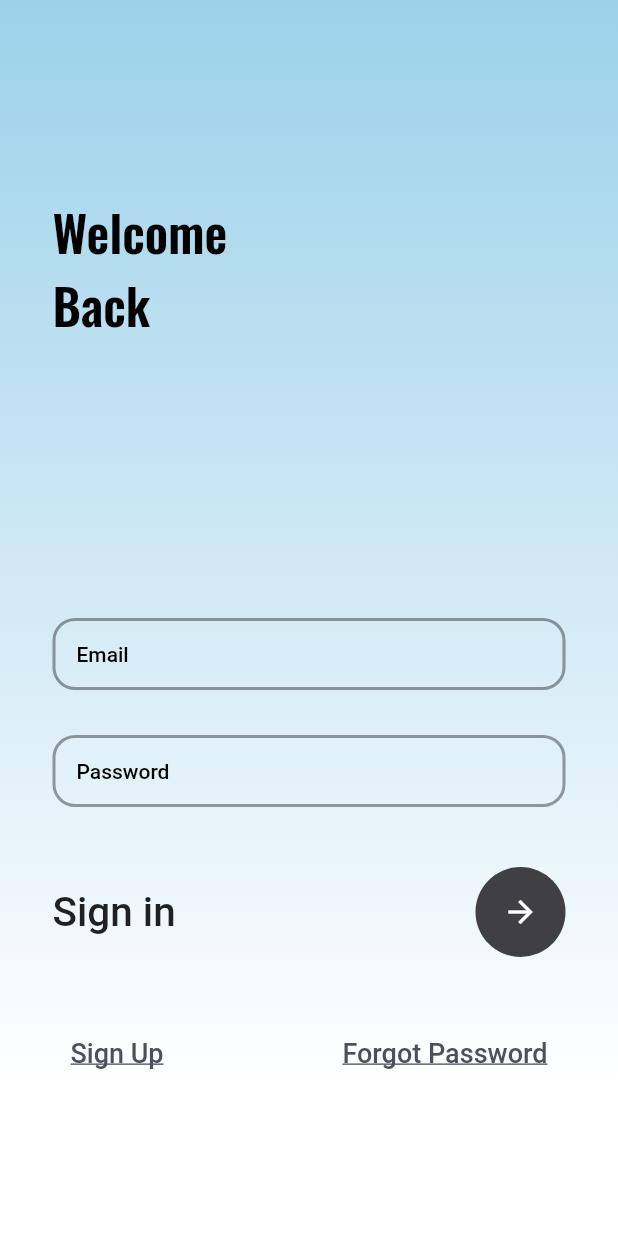
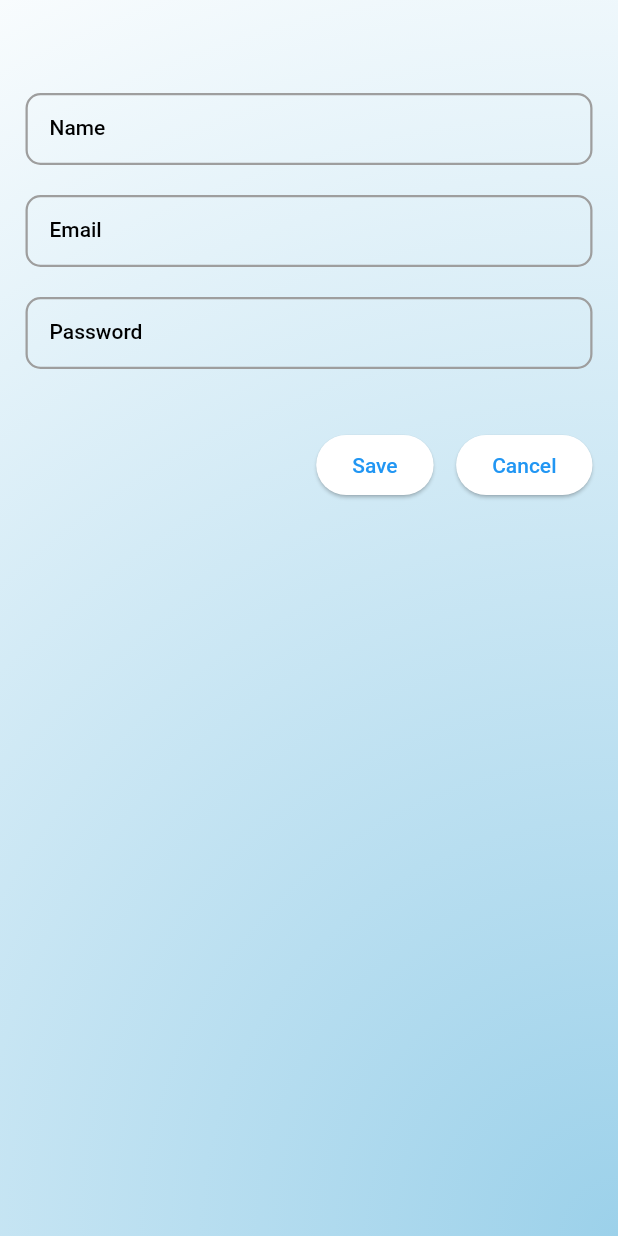
Before and after one commit to codespike9/ASCI-2.0.flareUp, a Flutter app: the LoginScreen screen opened by its route, after a tap on "Sign Up", on a phone screen of 412 x 824 dp. Run offline on Flutter 3.47's test engine with Material 2 defaults, Android fonts, the phone set to English and light mode, and no system bars; our stand-ins replace google_fonts.

Commit message:
sign-up/investor

```diff
--- a/lib/Investors/screen/login_screen.dart
+++ b/lib/Investors/screen/login_screen.dart
@@ -1,4 +1,5 @@
 import 'package:flutter/material.dart';
+import 'package:flutter_flareup/Investors/screen/signup_screen.dart';
 
 import 'package:flutter_flareup/widgets/common/common_textfield.dart';
 import 'package:google_fonts/google_fonts.dart';
@@ -100,8 +101,10 @@ class _LoginScreenState extends State<LoginScreen> {
                             mainAxisAlignment: MainAxisAlignment.spaceBetween,
                             children: [
                               TextButton(
-                                onPressed: () {},
-                                style: const ButtonStyle(),
+                                onPressed: () {
+                                  Navigator.pushNamed(
+                                      context, SignUpScreen.routeName);
+                                },
                                 child: const Text(
                                   'Sign Up',
                                   textAlign: TextAlign.left,
--- a/lib/Investors/screen/signup_screen.dart
+++ b/lib/Investors/screen/signup_screen.dart
@@ -0,0 +1,202 @@
+import 'package:flutter/material.dart';
+
+class SignUpScreen extends StatefulWidget {
+  const SignUpScreen({super.key});
+  static const String routeName = '/investor-signup-screen';
+
+  @override
+  State<SignUpScreen> createState() => _SignUpScreenState();
+}
+
+class _SignUpScreenState extends State<SignUpScreen> {
+  final _formKey = GlobalKey<FormState>();
+  // ignore: unused_field
+  var _name = '';
+  // ignore: unused_field
+  var _email = '';
+  // ignore: unused_field
+  var _password = '';
+
+  void _saveInfo() {
+    if (_formKey.currentState!.validate()) {
+      _formKey.currentState!.save();
+      Navigator.pop(context);
+    }
+  }
+
+  @override
+  Widget build(BuildContext context) {
+    return Scaffold(
+      body: SizedBox(
+        width: double.infinity,
+        child: Container(
+          padding: const EdgeInsets.all(17),
+          decoration: const BoxDecoration(
+            gradient: RadialGradient(
+              colors: [Color.fromARGB(255, 156, 209, 234), Colors.white],
+              center: Alignment.bottomRight,
+              radius: 2.4,
+            ),
+          ),
+          child: Form(
+            key: _formKey,
+            child: Column(
+              children: [
+                const SizedBox(
+                  height: 45,
+                ),
+                TextFormField(
+                  decoration: InputDecoration(
+                    labelText: 'Name',
+                    focusedBorder: OutlineInputBorder(
+                      borderSide:
+                          const BorderSide(color: Colors.blue, width: 2.0),
+                      borderRadius: BorderRadius.circular(10.0),
+                      // Border color when focused
+                    ),
+                    enabledBorder: OutlineInputBorder(
+                      borderSide:
+                          const BorderSide(color: Colors.grey, width: 1.5),
+                      borderRadius: BorderRadius.circular(
+                          10.0), // Border color when enabled
+                    ),
+                    errorBorder: OutlineInputBorder(
+                      borderSide: const BorderSide(color: Colors.red),
+                      borderRadius: BorderRadius.circular(
+                          10.0), // Border color when error
+                    ),
+                    focusedErrorBorder: OutlineInputBorder(
+                      borderSide: const BorderSide(
+                          color: Colors.red,
+                          width: 2.0), // Adjust the border width
+                      borderRadius: BorderRadius.circular(10.0),
+                    ),
+                  ),
+                  keyboardType: TextInputType.name,
+                  validator: (value) {
+                    if (value!.isEmpty) {
+                      return 'Please enter your Name';
+                    }
+                    return null;
+                  },
+                  onSaved: (value) {
+                    _name = value!;
+                  },
+                ),
+                const SizedBox(
+                  height: 20,
+                ),
+                TextFormField(
+                  decoration: InputDecoration(
+                    labelText: 'Email',
+                    focusedBorder: OutlineInputBorder(
+                      borderSide:
+                          const BorderSide(color: Colors.blue, width: 2.0),
+                      borderRadius: BorderRadius.circular(
+                          10.0), // Border color when focused
+                    ),
+                    enabledBorder: OutlineInputBorder(
+                      borderSide:
+                          const BorderSide(color: Colors.grey, width: 1.5),
+                      borderRadius: BorderRadius.circular(
+                          10.0), // Border color when enabled
+                    ),
+                    errorBorder: OutlineInputBorder(
+                      borderSide: const BorderSide(color: Colors.red),
+                      borderRadius: BorderRadius.circular(
+                          10.0), // Border color when error
+                    ),
+                    focusedErrorBorder: OutlineInputBorder(
+                      borderSide: const BorderSide(
+                          color: Colors.red,
+                          width: 2.0), // Adjust the border width
+                      borderRadius: BorderRadius.circular(10.0),
+                    ),
+                  ),
+                  keyboardType: TextInputType.emailAddress,
+                  validator: (value) {
+                    if (value!.isEmpty) {
+                      return 'Please enter your email address';
+                    }
+                    if (!value.contains('@')) {
+                      return 'Please enter a valid email address';
+                    }
+                    return null;
+                  },
+                  onSaved: (value) {
+                    _email = value!;
+                  },
+                ),
+                const SizedBox(
+                  height: 20,
+                ),
+                TextFormField(
+                  decoration: InputDecoration(
+                    labelText: 'Password',
+                    focusedBorder: OutlineInputBorder(
+                      borderSide:
+                          const BorderSide(color: Colors.blue, width: 2.0),
+                      borderRadius: BorderRadius.circular(
+                          10.0), // Border color when focused
+                    ),
+                    enabledBorder: OutlineInputBorder(
+                      borderSide:
+                          const BorderSide(color: Colors.grey, width: 1.5),
+                      borderRadius: BorderRadius.circular(
+                          10.0), // Border color when enabled
+                    ),
+                    errorBorder: OutlineInputBorder(
+                      borderSide: const BorderSide(color: Colors.red),
+                      borderRadius: BorderRadius.circular(
+                          10.0), // Border color when error
+                    ),
+                    focusedErrorBorder: OutlineInputBorder(
+                      borderSide: const BorderSide(
+                          color: Colors.red,
+                          width: 2.0), // Adjust the border width
+                      borderRadius: BorderRadius.circular(10.0),
+                    ),
+                  ),
+                  obscureText: true,
+                  validator: (value) {
+                    if (value!.isEmpty) {
+                      return 'Please enter a password';
+                    }
+                    if (value.length < 6) {
+                      return 'Enter a password of more than 6 characters';
+                    }
+                    return null;
+                  },
+                  onSaved: (value) {
+                    _password = value!;
+                  },
+                ),
+                const SizedBox(
+                  height: 40,
+                ),
+                Row(
+                  mainAxisAlignment: MainAxisAlignment.end,
+                  children: [
+                    ElevatedButton(
+                      onPressed: _saveInfo,
+                      child: const Text('Save'),
+                    ),
+                    const SizedBox(
+                      width: 15,
+                    ),
+                    ElevatedButton(
+                      onPressed: () {
+                        Navigator.pop(context);
+                      },
+                      child: const Text('Cancel'),
+                    )
+                  ],
+                )
+              ],
+            ),
+          ),
+        ),
+      ),
+    );
+  }
+}
--- a/lib/routes.dart
+++ b/lib/routes.dart
@@ -1,5 +1,6 @@
 import 'package:flutter/material.dart';
 import 'package:flutter_flareup/Investors/screen/login_screen.dart';
+import 'package:flutter_flareup/Investors/screen/signup_screen.dart';
 
 Route<dynamic> generateRoute(RouteSettings routeSettings) {
   switch (routeSettings.name) {
@@ -7,6 +8,12 @@ Route<dynamic> generateRoute(RouteSettings routeSettings) {
       return MaterialPageRoute(
         settings: routeSettings,
         builder: (_) =>  const LoginScreen(),
+      );
+
+      case SignUpScreen.routeName:
+      return MaterialPageRoute(
+        settings: routeSettings,
+        builder: (_) =>  const SignUpScreen(),
       );
 
     default:
--- a/lib/utils/colors.dart
+++ b/lib/utils/colors.dart
@@ -1,3 +1,5 @@
+import 'dart:ui';
+
 import 'package:flutter/material.dart';
 
 class GlobalVariables {
@@ -5,5 +7,6 @@ class GlobalVariables {
   static const Color accentColor = Color(0xFF03DAC5);
   static const Color backgroundColor = Colors.white;
   static const Color textColor = Colors.black;
-  static const Color buttonColor = Color(0xFF6200EE);
+  static const Color buttonColor = Color.fromARGB(193, 161, 128, 208);
+
 }
```
